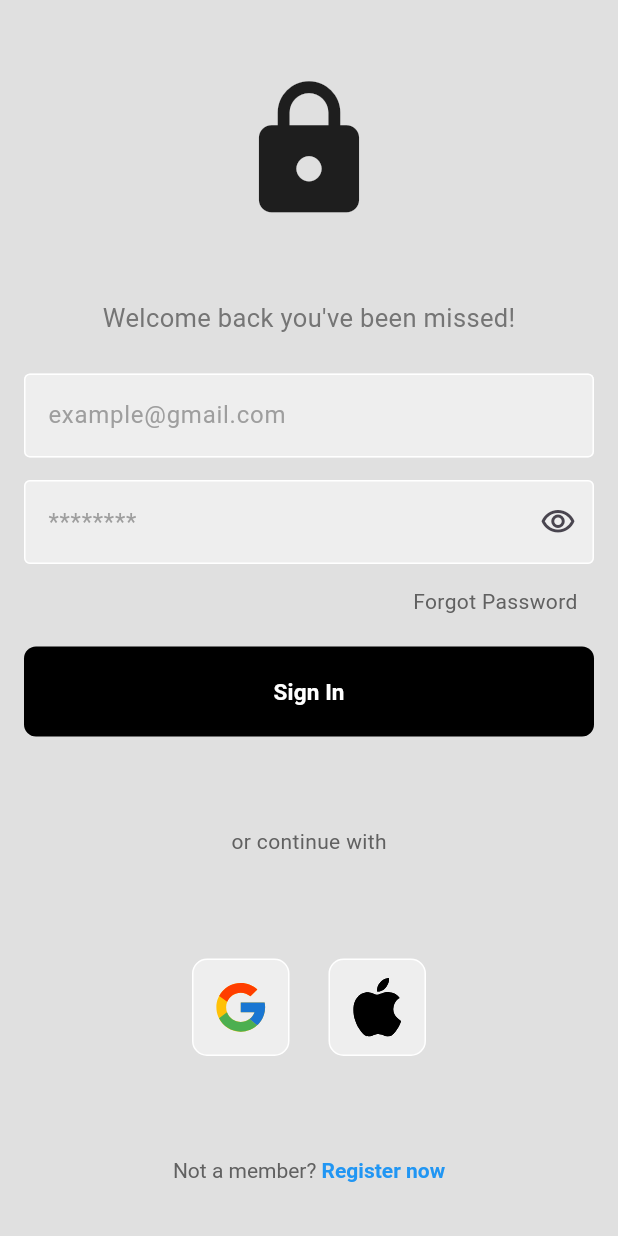
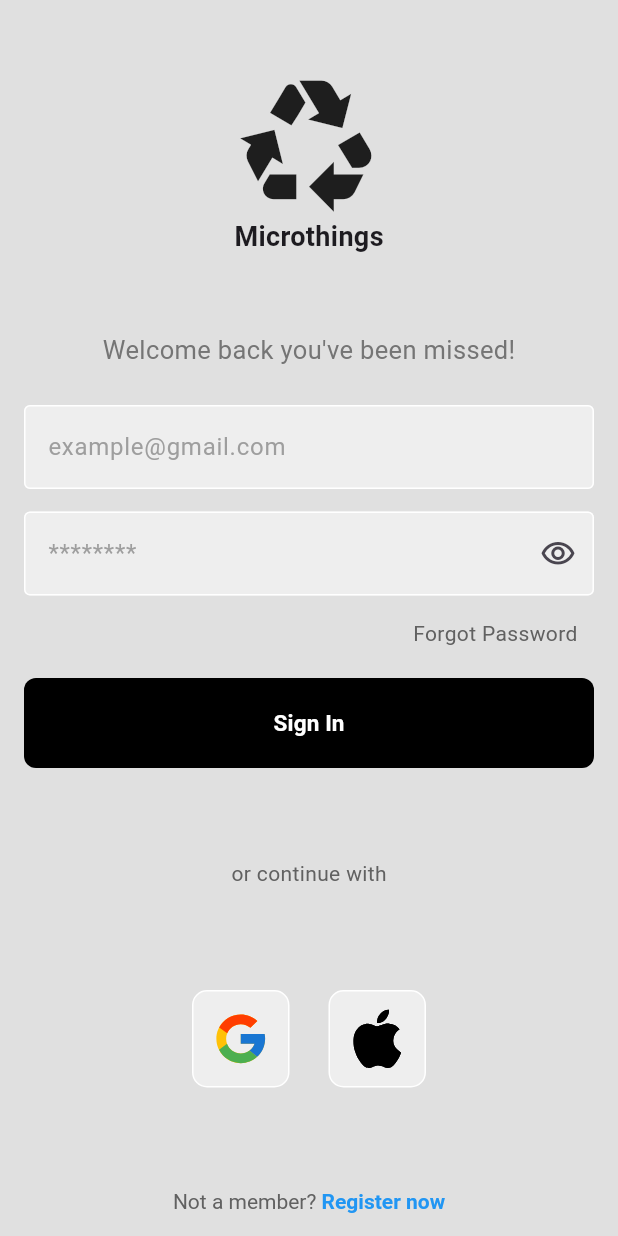
Before and after one commit to gedeastu/Camera_App_Simple, a Flutter app: the screen it shows after launch, on a phone screen of 412 x 824 dp. Run offline on Flutter 3.47's test engine with Material 3 defaults, Android fonts, the phone set to English and light mode, and no system bars; our stand-ins replace flutter_svg.

Commit message:
up: logo

```diff
--- a/camera_app/lib/pages/login.dart
+++ b/camera_app/lib/pages/login.dart
@@ -22,11 +22,16 @@ class _LoginPageState extends State<LoginPage> {
           child: Column(
             crossAxisAlignment: CrossAxisAlignment.center,
             children: [
-              SizedBox(height: 50.0,),
+              SizedBox(height: 45.0,),
 
               //Logo
               SizedBox(
-                child: Icon(Icons.lock,size: 100,),
+                child: Column(
+                  children: [
+                    Icon(Icons.recycling_sharp,size: 100,),
+                    Text("Microthings",style: TextStyle(fontWeight: FontWeight.bold,fontSize: 18.0),)
+                  ],
+                ),
               ),
 
               SizedBox(height: 50,),
```
